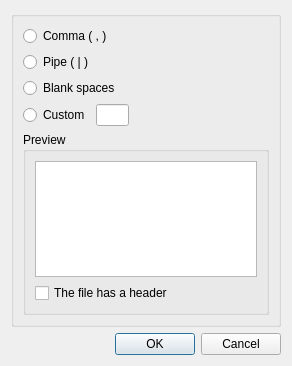
Old version of the form easygeotagger/src/plugins/gps_plugin/textdelimiter.ui in the repository alexbruy/EasyGeoTagger.
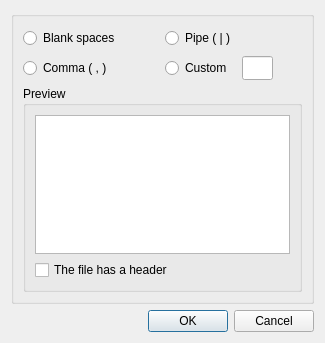
New version of the form.

Commit message: Changes in the layout of the gps plugin

```diff
--- a/easygeotagger/src/plugins/gps_plugin/textdelimiter.ui
+++ b/easygeotagger/src/plugins/gps_plugin/textdelimiter.ui
@@ -5,49 +5,111 @@
    <rect>
     <x>0</x>
     <y>0</y>
-    <width>292</width>
-    <height>366</height>
+    <width>325</width>
+    <height>343</height>
    </rect>
   </property>
   <property name="windowTitle" >
    <string>Select Text Delimiter</string>
   </property>
   <layout class="QGridLayout" >
+   <item row="1" column="0" >
+    <spacer>
+     <property name="orientation" >
+      <enum>Qt::Horizontal</enum>
+     </property>
+     <property name="sizeHint" >
+      <size>
+       <width>121</width>
+       <height>20</height>
+      </size>
+     </property>
+    </spacer>
+   </item>
+   <item row="1" column="1" >
+    <widget class="QDialogButtonBox" name="buttonBox" >
+     <property name="orientation" >
+      <enum>Qt::Horizontal</enum>
+     </property>
+     <property name="standardButtons" >
+      <set>QDialogButtonBox::Cancel|QDialogButtonBox::NoButton|QDialogButtonBox::Ok</set>
+     </property>
+    </widget>
+   </item>
    <item row="0" column="0" colspan="2" >
     <widget class="QGroupBox" name="groupBox" >
      <property name="title" >
       <string/>
      </property>
      <layout class="QGridLayout" >
-      <item row="0" column="0" colspan="3" >
-       <widget class="QRadioButton" name="rbtnComma" >
-        <property name="text" >
-         <string>Comma ( , )</string>
-        </property>
-       </widget>
-      </item>
-      <item row="1" column="0" colspan="3" >
-       <widget class="QRadioButton" name="rbtnPipe" >
-        <property name="text" >
-         <string>Pipe ( | )</string>
-        </property>
-       </widget>
-      </item>
-      <item row="2" column="0" colspan="2" >
+      <item row="0" column="0" >
        <widget class="QRadioButton" name="rbtnBlank" >
         <property name="text" >
          <string>Blank spaces</string>
         </property>
        </widget>
       </item>
-      <item row="3" column="0" >
+      <item row="0" column="1" >
+       <spacer>
+        <property name="orientation" >
+         <enum>Qt::Horizontal</enum>
+        </property>
+        <property name="sizeHint" >
+         <size>
+          <width>41</width>
+          <height>24</height>
+         </size>
+        </property>
+       </spacer>
+      </item>
+      <item row="0" column="2" >
+       <widget class="QRadioButton" name="rbtnPipe" >
+        <property name="text" >
+         <string>Pipe ( | )</string>
+        </property>
+       </widget>
+      </item>
+      <item row="0" column="3" colspan="2" >
+       <spacer>
+        <property name="orientation" >
+         <enum>Qt::Horizontal</enum>
+        </property>
+        <property name="sizeHint" >
+         <size>
+          <width>61</width>
+          <height>24</height>
+         </size>
+        </property>
+       </spacer>
+      </item>
+      <item row="1" column="0" >
+       <widget class="QRadioButton" name="rbtnComma" >
+        <property name="text" >
+         <string>Comma ( , )</string>
+        </property>
+       </widget>
+      </item>
+      <item row="1" column="1" >
+       <spacer>
+        <property name="orientation" >
+         <enum>Qt::Horizontal</enum>
+        </property>
+        <property name="sizeHint" >
+         <size>
+          <width>51</width>
+          <height>24</height>
+         </size>
+        </property>
+       </spacer>
+      </item>
+      <item row="1" column="2" >
        <widget class="QRadioButton" name="rbtnCustom" >
         <property name="text" >
          <string>Custom</string>
         </property>
        </widget>
       </item>
-      <item row="3" column="1" >
+      <item row="1" column="3" >
        <widget class="QLineEdit" name="leCustom" >
         <property name="maximumSize" >
          <size>
@@ -57,20 +119,20 @@
         </property>
        </widget>
       </item>
-      <item row="3" column="2" >
+      <item row="1" column="4" >
        <spacer>
         <property name="orientation" >
          <enum>Qt::Horizontal</enum>
         </property>
         <property name="sizeHint" >
          <size>
-          <width>91</width>
-          <height>20</height>
+          <width>41</width>
+          <height>24</height>
          </size>
         </property>
        </spacer>
       </item>
-      <item row="4" column="0" colspan="3" >
+      <item row="2" column="0" colspan="5" >
        <widget class="QGroupBox" name="groupBox_2" >
         <property name="title" >
          <string>Preview</string>
@@ -80,8 +142,8 @@
           <widget class="QTextEdit" name="tePreview" >
            <property name="maximumSize" >
             <size>
-             <width>10000</width>
-             <height>16777215</height>
+             <width>1000</width>
+             <height>500</height>
             </size>
            </property>
           </widget>
@@ -99,29 +161,6 @@
      </layout>
     </widget>
    </item>
-   <item row="1" column="0" >
-    <spacer>
-     <property name="orientation" >
-      <enum>Qt::Horizontal</enum>
-     </property>
-     <property name="sizeHint" >
-      <size>
-       <width>121</width>
-       <height>20</height>
-      </size>
-     </property>
-    </spacer>
-   </item>
-   <item row="1" column="1" >
-    <widget class="QDialogButtonBox" name="buttonBox" >
-     <property name="orientation" >
-      <enum>Qt::Horizontal</enum>
-     </property>
-     <property name="standardButtons" >
-      <set>QDialogButtonBox::Cancel|QDialogButtonBox::NoButton|QDialogButtonBox::Ok</set>
-     </property>
-    </widget>
-   </item>
   </layout>
  </widget>
  <resources/>
```
The commit also changes 2 other files.
